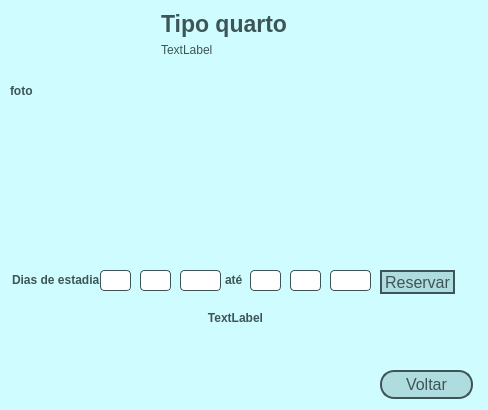
Old version of the form clientes/telaquarto.ui in the repository ViniiGabriel/hotelQT.
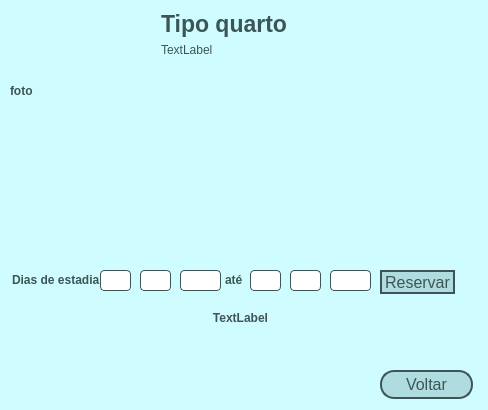
New version of the form. Icons and pictures are not drawn.

What changed in the file:
```diff
--- a/clientes/telaquarto.ui
+++ b/clientes/telaquarto.ui
@@ -242,9 +242,9 @@
   <widget class="QLabel" name="txt_avisoData">
    <property name="geometry">
     <rect>
-     <x>130</x>
+     <x>100</x>
      <y>310</y>
-     <width>211</width>
+     <width>281</width>
      <height>16</height>
     </rect>
    </property>
```
